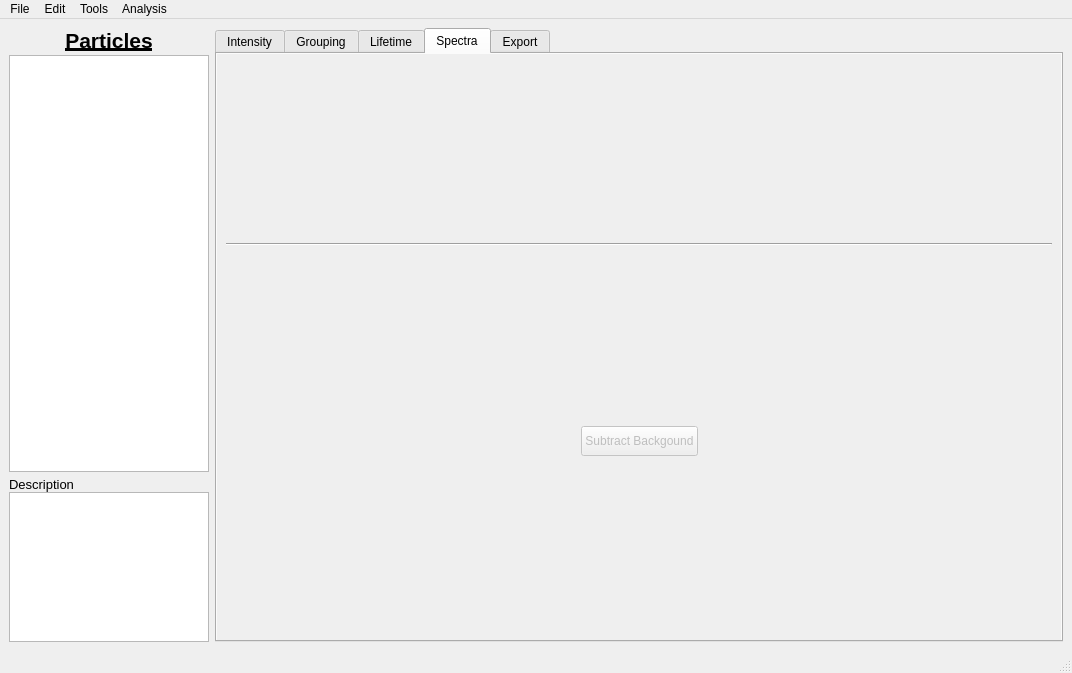
Old version of the form resources/ui/mainwindow.ui in the repository BioPhysicsUP/Full_SMS.
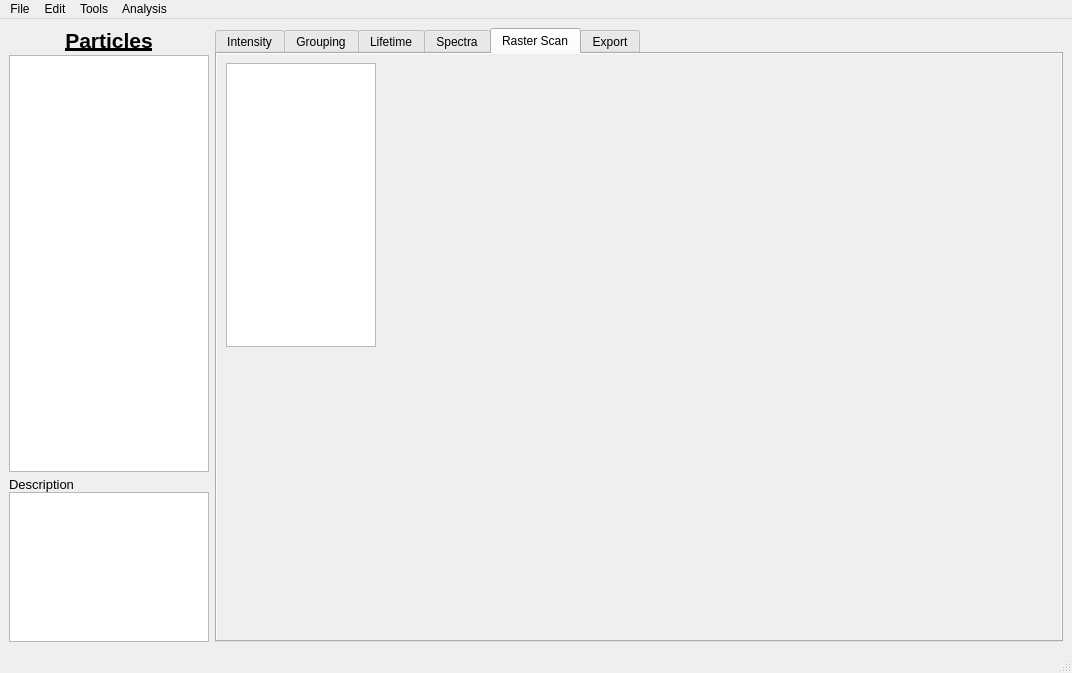
New version of the form. Icons and pictures are not drawn. Custom widgets are drawn as their Qt base class.

The edit to the form file:
```diff
--- a/resources/ui/mainwindow.ui
+++ b/resources/ui/mainwindow.ui
@@ -170,7 +170,7 @@
        <enum>QTabWidget::Rounded</enum>
       </property>
       <property name="currentIndex">
-       <number>3</number>
+       <number>4</number>
       </property>
       <property name="iconSize">
        <size>
@@ -1995,6 +1995,76 @@
         </item>
        </layout>
       </widget>
+      <widget class="QWidget" name="tabRaster_Scan">
+       <property name="autoFillBackground">
+        <bool>true</bool>
+       </property>
+       <attribute name="icon">
+        <iconset resource="../icons.qrc">
+         <normaloff>:/icons/icons/raster-scan.png</normaloff>:/icons/icons/raster-scan.png</iconset>
+       </attribute>
+       <attribute name="title">
+        <string>Raster Scan</string>
+       </attribute>
+       <layout class="QGridLayout" name="gridLayout_3">
+        <item row="0" column="0">
+         <layout class="QHBoxLayout" name="horizontalLayout">
+          <item>
+           <layout class="QVBoxLayout" name="verticalLayout_16">
+            <item>
+             <widget class="QListWidget" name="listWidget">
+              <property name="sizePolicy">
+               <sizepolicy hsizetype="Minimum" vsizetype="Expanding">
+                <horstretch>0</horstretch>
+                <verstretch>0</verstretch>
+               </sizepolicy>
+              </property>
+              <property name="maximumSize">
+               <size>
+                <width>150</width>
+                <height>16777215</height>
+               </size>
+              </property>
+             </widget>
+            </item>
+            <item>
+             <spacer name="verticalSpacer_5">
+              <property name="orientation">
+               <enum>Qt::Vertical</enum>
+              </property>
+              <property name="sizeType">
+               <enum>QSizePolicy::Expanding</enum>
+              </property>
+              <property name="sizeHint" stdset="0">
+               <size>
+                <width>20</width>
+                <height>40</height>
+               </size>
+              </property>
+             </spacer>
+            </item>
+           </layout>
+          </item>
+          <item>
+           <widget class="ImageView" name="pgRaster_Scan_Image_View" native="true">
+            <property name="sizePolicy">
+             <sizepolicy hsizetype="Expanding" vsizetype="Preferred">
+              <horstretch>0</horstretch>
+              <verstretch>0</verstretch>
+             </sizepolicy>
+            </property>
+            <property name="minimumSize">
+             <size>
+              <width>100</width>
+              <height>100</height>
+             </size>
+            </property>
+           </widget>
+          </item>
+         </layout>
+        </item>
+       </layout>
+      </widget>
       <widget class="QWidget" name="tabExport">
        <property name="minimumSize">
         <size>
@@ -3439,6 +3509,12 @@
    <header>pyqtgraph.h</header>
    <container>1</container>
   </customwidget>
+  <customwidget>
+   <class>ImageView</class>
+   <extends>QWidget</extends>
+   <header>pyqtgraph.h</header>
+   <container>1</container>
+  </customwidget>
  </customwidgets>
  <tabstops>
   <tabstop>tabWidget</tabstop>
```
Left out of the diff: 55 changed lines with no effect on the pictures.
